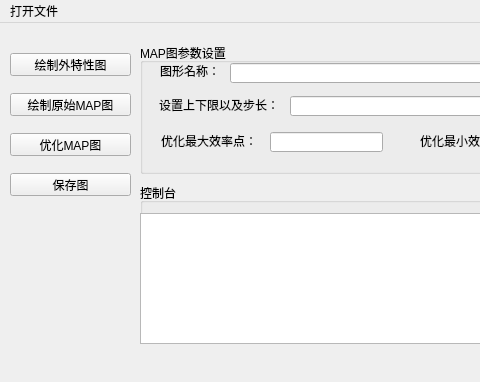
The window that PaintMAPGUI.ui (guixy/Tools-Collection) describes before a commit, drawn with Qt 5; both pictures show x 0 to 480 and y 0 to 382 of the 1041 by 382 pixel window.
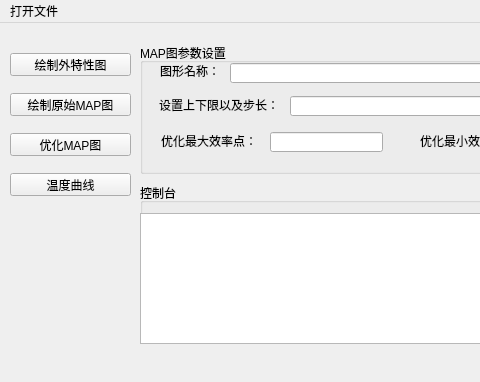
The same window after the commit.

Commit message: 增加画温度曲线

Diff of the .ui file:
```diff
--- a/PaintMAPGUI.ui
+++ b/PaintMAPGUI.ui
@@ -63,7 +63,7 @@
      </rect>
     </property>
     <property name="text">
-     <string>保存图</string>
+     <string>温度曲线</string>
     </property>
    </widget>
    <widget class="QGroupBox" name="groupBox">
```
Left out of the diff: 2 changed lines with no effect on the pictures. The commit also changes 4 other files.
